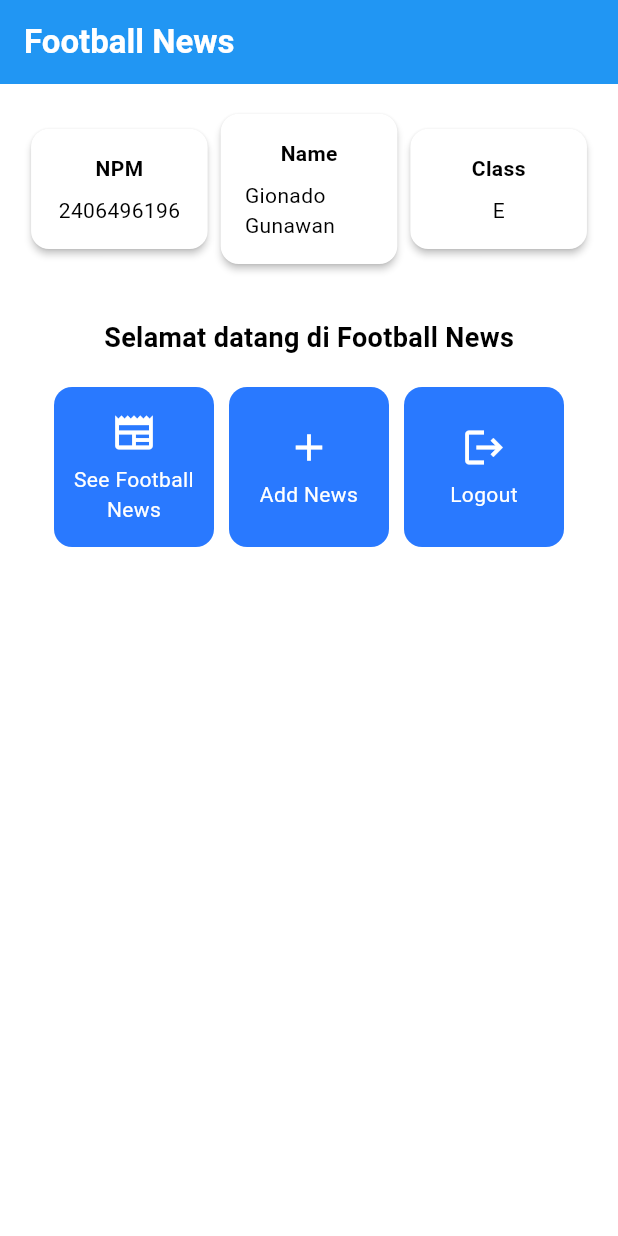
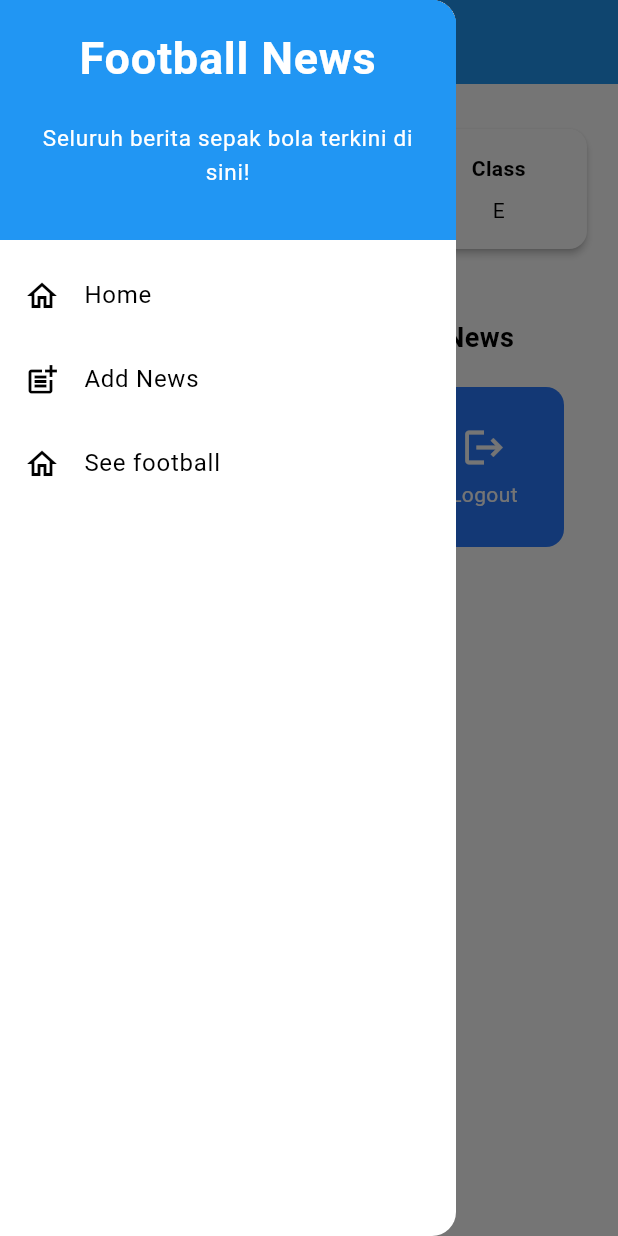
Before and after one commit to Gionado/football-news-mobile, a Flutter app: the screen it shows after launch, with the side drawer open (before the commit the screen has no drawer), on a phone screen of 412 x 824 dp. Run offline on Flutter 3.47's test engine with Material 3 defaults, Android fonts, the phone set to English and light mode, and no system bars.

Commit message:
Penyelesaian tutorial 7

```diff
--- a/lib/main.dart
+++ b/lib/main.dart
@@ -1,5 +1,5 @@
 import 'package:flutter/material.dart';
-import 'package:football_news/menu.dart';
+import 'package:football_news/screens/menu.dart';
 
 void main() {
   runApp(const MyApp());
--- a/lib/menu.dart
+++ b/lib/screens/menu.dart
@@ -1,4 +1,6 @@
 import 'package:flutter/material.dart';
+import 'package:football_news/widgets/left_drawer.dart';
+import 'package:football_news/widgets/news_card.dart';
 
 class MyHomePage extends StatelessWidget {
   MyHomePage({super.key});
@@ -33,6 +35,7 @@ class MyHomePage extends StatelessWidget {
             .colorScheme
             .primary,
       ),
+      drawer: LeftDrawer(),
       // Body halaman dengan padding di sekelilingnya.
       body: Padding(
         padding: const EdgeInsets.all(16.0),
@@ -136,57 +139,3 @@ class InfoCard extends StatelessWidget {
     );
   }
 }
-
-class ItemCard extends StatelessWidget {
-  // Menampilkan kartu dengan ikon dan nama.
-
-  final ItemHomepage item;
-
-  const ItemCard(this.item, {super.key});
-
-  @override
-  Widget build(BuildContext context) {
-    return Material(
-      // Menentukan warna latar belakang dari tema aplikasi.
-      color: Theme.of(context).colorScheme.secondary,
-      // Membuat sudut kartu melengkung.
-      borderRadius: BorderRadius.circular(12),
-
-      child: InkWell(
-        // Aksi ketika kartu ditekan.
-        onTap: () {
-          // Menampilkan pesan SnackBar saat kartu ditekan.
-          ScaffoldMessenger.of(context)
-            ..hideCurrentSnackBar()
-            ..showSnackBar(
-                SnackBar(content: Text("Kamu telah menekan tombol ${item.name}!"))
-            );
-        },
-        // Container untuk menyimpan Icon dan Text
-        child: Container(
-          padding: const EdgeInsets.all(8),
-          child: Center(
-            child: Column(
-              // Menyusun ikon dan teks di tengah kartu.
-              mainAxisAlignment: MainAxisAlignment.center,
-              children: [
-                Icon(
-                  item.icon,
-                  color: Colors.white,
-                  size: 30.0,
-                ),
-                const Padding(padding: EdgeInsets.all(3)),
-                Text(
-                  item.name,
-                  textAlign: TextAlign.center,
-                  style: const TextStyle(color: Colors.white),
-                ),
-              ],
-            ),
-          ),
-        ),
-      ),
-    );
-  }
-
-}
--- /dev/null
+++ b/lib/widgets/left_drawer.dart
@@ -0,0 +1,90 @@
+import 'package:flutter/material.dart';
+import 'package:football_news/screens/menu.dart';
+// TODO: Impor halaman NewsFormPage jika sudah dibuat
+import 'package:football_news/screens/newslist_form.dart';
+
+class LeftDrawer extends StatelessWidget {
+  const LeftDrawer({super.key});
+
+  @override
+  Widget build(BuildContext context) {
+    return Drawer(
+      child: ListView(
+        children: [
+          const DrawerHeader(
+            // TODO: Bagian drawer header
+            decoration: BoxDecoration(
+              color: Colors.blue,
+            ),
+            child: Column(
+              children: [
+                Text(
+                  'Football News',
+                  textAlign: TextAlign.center,
+                  style: TextStyle(
+                    fontSize: 30,
+                    fontWeight: FontWeight.bold,
+                    color: Colors.white,
+                  ),
+                ),
+                Padding(padding: EdgeInsets.all(10)),
+                Text("Seluruh berita sepak bola terkini di sini!",
+                  // TODO: Tambahkan gaya teks dengan center alignment, font ukuran 15, warna putih, dan weight biasa
+                  textAlign: TextAlign.center,
+                  style: TextStyle(
+                    fontSize: 15,
+                    fontWeight: FontWeight.normal,
+                    color: Colors.white,
+                  ),
+                ),
+              ],
+            ),
+          ),
+          // TODO: Bagian routing
+          ListTile(
+            leading: const Icon(Icons.home_outlined),
+            title: const Text('Home'),
+            // Bagian redirection ke MyHomePage
+            onTap: () {
+              Navigator.pushReplacement(
+                  context,
+                  MaterialPageRoute(
+                    builder: (context) => MyHomePage(),
+                  ));
+            },
+          ),
+          ListTile(
+            leading: const Icon(Icons.post_add),
+            title: const Text('Add News'),
+            // Bagian redirection ke NewsFormPage
+            onTap: () {
+              /*
+              TODO: Buatlah routing ke NewsFormPage di sini,
+              setelah halaman NewsFormPage sudah dibuat.
+              */
+              Navigator.pushReplacement(
+                  context,
+                  MaterialPageRoute(
+                    builder: (context) => NewsFormPage(),
+                  ));
+
+            },
+          ),
+          // TODO: Buat ListTile baru untuk ke halaman melihat news
+          ListTile(
+            leading: const Icon(Icons.home_outlined),
+            title: const Text('See football'),
+            // Bagian redirection ke MyHomePage
+            onTap: () {
+              Navigator.pushReplacement(
+                  context,
+                  MaterialPageRoute(
+                    builder: (context) => MyHomePage(),
+                  ));
+            },
+          ),
+        ],
+      ),
+    );
+  }
+}
--- /dev/null
+++ b/lib/widgets/news_card.dart
@@ -0,0 +1,72 @@
+import 'package:football_news/screens/newslist_form.dart';
+import 'package:flutter/material.dart';
+import 'package:football_news/screens/menu.dart';
+
+class ItemCard extends StatelessWidget {
+  // Menampilkan kartu dengan ikon dan nama.
+
+  final ItemHomepage item;
+
+  const ItemCard(this.item, {super.key});
+
+  @override
+  Widget build(BuildContext context) {
+    return Material(
+      // Menentukan warna latar belakang dari tema aplikasi.
+      color: Theme.of(context).colorScheme.secondary,
+      // Membuat sudut kartu melengkung.
+      borderRadius: BorderRadius.circular(12),
+
+      child: InkWell(
+        // Aksi ketika kartu ditekan.
+        onTap: () {
+          // Menampilkan pesan SnackBar saat kartu ditekan.
+          ScaffoldMessenger.of(context)
+            ..hideCurrentSnackBar()
+            ..showSnackBar(
+                SnackBar(content: Text("Kamu telah menekan tombol ${item.name}!"))
+            );
+          // Navigate ke route yang sesuai (tergantung jenis tombol)
+          if (item.name == "Add News") {
+            // TODO: Gunakan Navigator.push untuk melakukan navigasi ke MaterialPageRoute yang mencakup NewsFormPage.
+            Navigator.pushReplacement(
+                context,
+                MaterialPageRoute(
+                  builder: (context) => NewsFormPage(),
+                ));
+          }
+        },
+        // Container untuk menyimpan Icon dan Text
+        child: Container(
+          padding: const EdgeInsets.all(8),
+          child: Center(
+            child: Column(
+              // Menyusun ikon dan teks di tengah kartu.
+              mainAxisAlignment: MainAxisAlignment.center,
+              children: [
+                Icon(
+                  item.icon,
+                  color: Colors.white,
+                  size: 30.0,
+                ),
+                const Padding(padding: EdgeInsets.all(3)),
+                Text(
+                  item.name,
+                  textAlign: TextAlign.center,
+                  style: const TextStyle(color: Colors.white),
+                ),
+              ],
+            ),
+          ),
+        ),
+      ),
+    );
+  }
+}
+
+// class ItemHomepage {
+//   final String name;
+//   final IconData icon;
+//
+//   ItemHomepage(this.name, this.icon);
+// }
```
Also changed, not shown: lib/screens/newslist_form.dart (added, +217 -0 lines).
